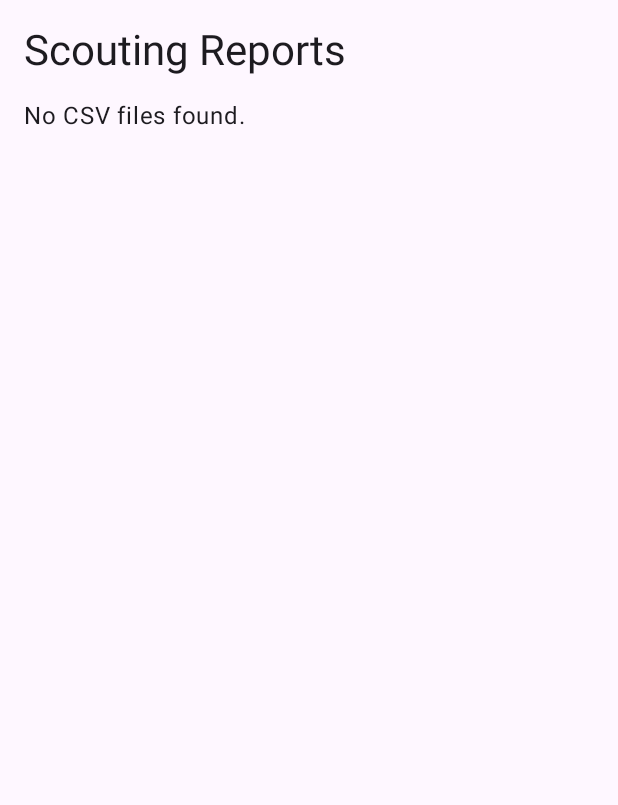
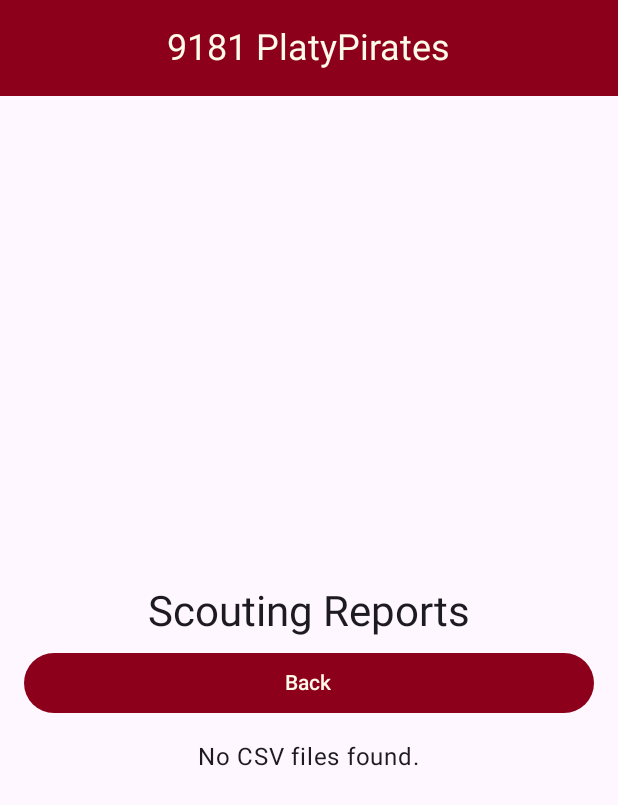
Before and after one commit to danicanhackit/ScoutingApp, an Android app built with Jetpack Compose: the composable ViewReports shown on its own in the app's theme, on a phone screen of 412 x 824 dp. Shown: the top 805 px of the screen. Run offline under Robolectric (Android 15) with nearby library versions, the phone set to English and light mode, and no system bars.

Commit message:
view reports works, add more features tomorrow

```diff
--- a/app/src/main/java/com/example/scout/MainActivity.kt
+++ b/app/src/main/java/com/example/scout/MainActivity.kt
@@ -45,7 +45,7 @@ fun AppNavigation(navController: NavHostController, scoutingViewModel: ScoutingV
         // Signing in
         composable("signIn") { SignIn(teamViewModel, navController) }
         composable("start") { StartScreen(teamViewModel, navController) }
-        composable("viewReports") { ViewReports()}
+        composable("viewReports") { ViewReports(navController)}
         // Edit data field screens
         composable("editDataFields") { EditDataFields(navController)}
         composable("removeDataFieldMenu") { RemoveDataFieldMenu(scoutingViewModel, navController)}
--- a/app/src/main/java/com/example/scout/ViewReports.kt
+++ b/app/src/main/java/com/example/scout/ViewReports.kt
@@ -13,27 +13,63 @@ import androidx.compose.runtime.*
 import androidx.compose.ui.Alignment
 import androidx.compose.ui.Modifier
 import androidx.compose.ui.platform.LocalContext
+import androidx.compose.ui.text.style.TextAlign
 import androidx.compose.ui.unit.dp
+import androidx.core.content.FileProvider
+import androidx.navigation.NavHostController
 import java.io.File
 
+// need to add top bar with 9181 platy
+// center text at top
+// add a back button
+@OptIn(ExperimentalMaterial3Api::class)
 @Composable
-fun ViewReports() {
+fun ViewReports(navController: NavHostController) {
     val context = LocalContext.current
     val scoutingReportsDir = File(context.getExternalFilesDir(null), "ScoutingReports")
 
     // Get the list of CSV files
     val csvFiles = remember { scoutingReportsDir.listFiles()?.filter { it.extension == "csv" } ?: emptyList() }
-
-    Column(modifier = Modifier.fillMaxSize().padding(16.dp)) {
-        Text(text = "Scouting Reports", style = MaterialTheme.typography.headlineMedium)
+    Column (
+        modifier = Modifier.fillMaxSize()
+    ) {
+        CenterAlignedTopAppBar(
+            title = {
+                Text(
+                    text = "9181 PlatyPirates",
+                    style = MaterialTheme.typography.headlineSmall
+                )
+            }
+        )
         Spacer(modifier = Modifier.height(16.dp))
 
+        Column(
+            modifier = Modifier.fillMaxSize().padding(16.dp),
+            verticalArrangement = Arrangement.Center,
+            horizontalAlignment = Alignment.CenterHorizontally
+        ) {
+            Text(
+                text = "Scouting Reports",
+                style = MaterialTheme.typography.headlineMedium,
+                textAlign = TextAlign.Center
+            )
+            Spacer(modifier = Modifier.height(5.dp))
+            Button(
+                onClick = {
+                    navController.navigate("start")
+                },
+                modifier = Modifier.fillMaxWidth()
+            ) {
+                Text(text = "Back")
+            }
+            Spacer(modifier = Modifier.height(16.dp))
             if (csvFiles.isEmpty()) {
                 Text(text = "No CSV files found.", style = MaterialTheme.typography.bodyLarge)
             } else {
                 LazyColumn {
                     items(csvFiles) { file ->
                         FileItem(file, context)
+                    }
                 }
             }
         }
@@ -66,7 +102,7 @@ fun FileItem(file: File, context: Context) {
 }
 
 fun openFile(context: Context, file: File) {
-    val uri = Uri.fromFile(file)
+    val uri = FileProvider.getUriForFile(context, "com.example.scout.files", file)
     val intent = Intent(Intent.ACTION_VIEW).apply {
         setDataAndType(uri, "text/csv")
         addFlags(Intent.FLAG_GRANT_READ_URI_PERMISSION)
@@ -75,7 +111,7 @@ fun openFile(context: Context, file: File) {
 }
 
 fun shareFile(context: Context, file: File) {
-    val uri = Uri.fromFile(file)
+    val uri = FileProvider.getUriForFile(context, "com.example.scout.files", file)
     val intent = Intent(Intent.ACTION_SEND).apply {
         type = "text/csv"
         putExtra(Intent.EXTRA_STREAM, uri)
--- /dev/null
+++ b/app/src/main/res/xml/file_paths.xml
@@ -0,0 +1,6 @@
+<?xml version="1.0" encoding="utf-8"?>
+<paths>
+    <external-files-path
+        name="scouting_reports"
+        path="ScoutingReports/" />
+</paths>
```
Also changed, not shown: app/src/main/AndroidManifest.xml (+11 -0 lines), app/src/main/java/com/example/scout/files/FileUtils.kt (+15 -0 lines). Lines whose indentation alone changed are shown as unchanged.
